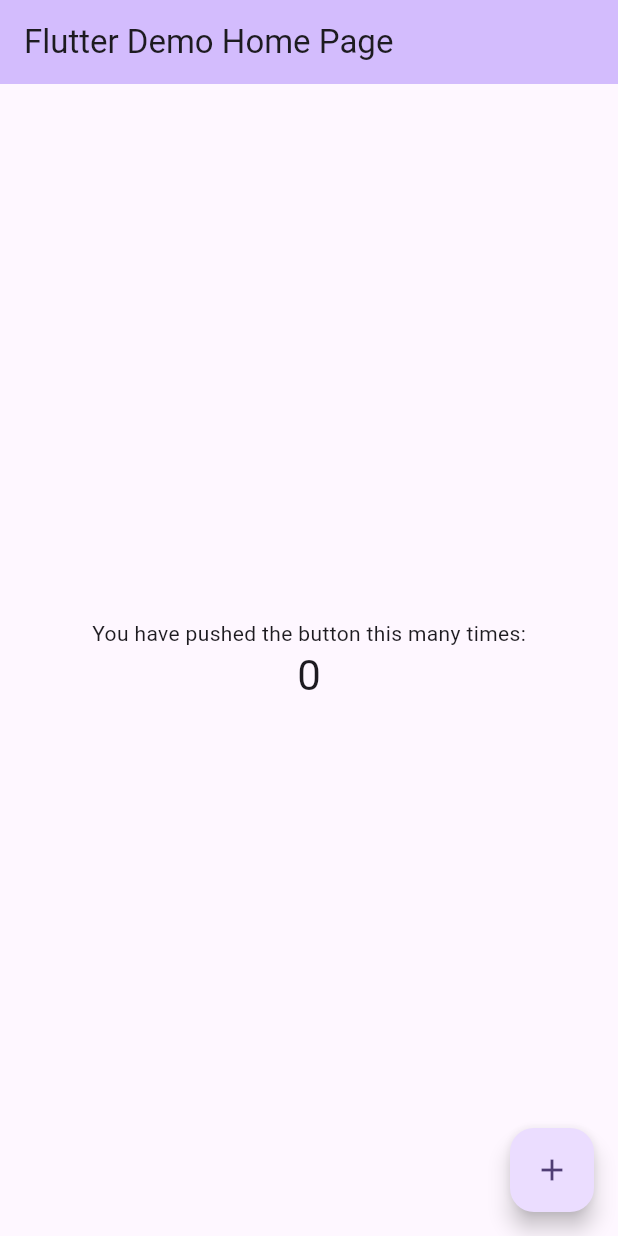
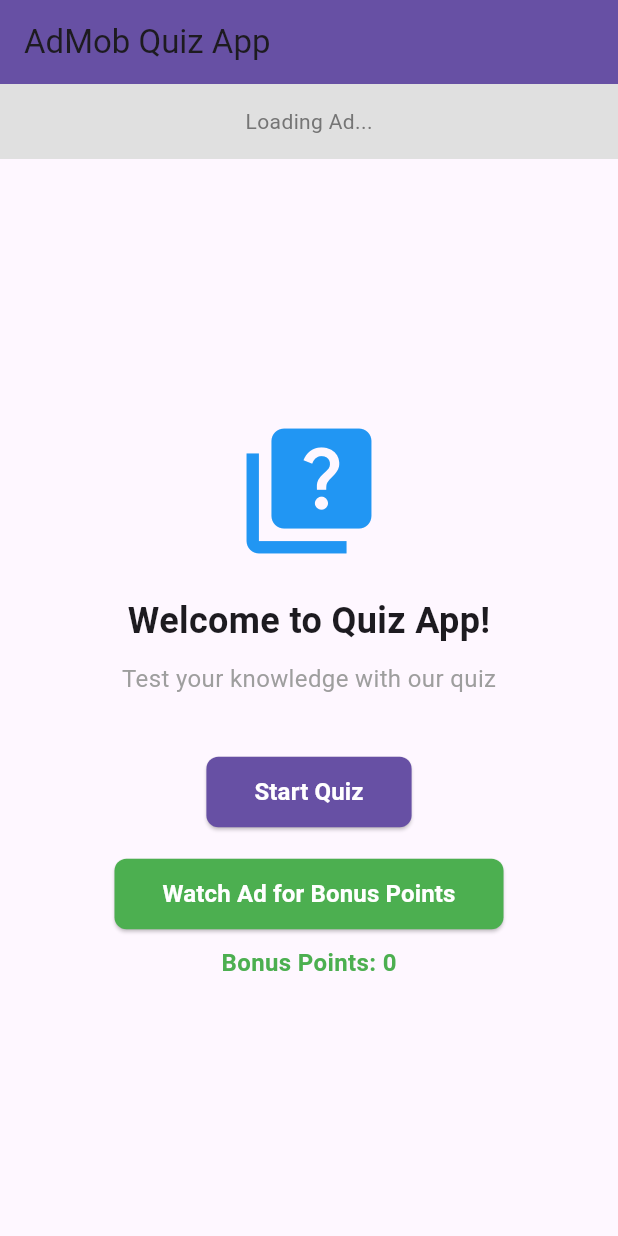
Before and after one commit to devameerhamxa/admob, a Flutter app: the screen it shows after launch, on a phone screen of 412 x 824 dp. Run offline on Flutter 3.47's test engine with Material 3 defaults, Android fonts, the phone set to English and light mode, and no system bars; our stand-ins replace google_mobile_ads; network calls fail.

Commit message:
code setup

```diff
--- a/lib/main.dart
+++ b/lib/main.dart
@@ -1,74 +1,37 @@
 // ignore_for_file: depend_on_referenced_packages
 
 import 'package:flutter/material.dart';
-import 'package:google_mobile_ads/google_mobile_ads.dart';
+import 'package:provider/provider.dart';
+import 'providers/quiz_provider.dart';
+import 'providers/ad_provider.dart';
+import 'screens/home_screen.dart';
+import 'services/ad_service.dart';
 
-void main() {
+void main() async {
   WidgetsFlutterBinding.ensureInitialized();
-  MobileAds.instance.initialize();
+  await AdService.initialize();
   runApp(const MyApp());
 }
 
 class MyApp extends StatelessWidget {
-  const MyApp({super.key});
-
-  // This widget is the root of your application.
-  @override
-  Widget build(BuildContext context) {
-    return MaterialApp(
-      title: 'Flutter Demo',
-      theme: ThemeData(
-        colorScheme: ColorScheme.fromSeed(seedColor: Colors.deepPurple),
-        useMaterial3: true,
-      ),
-      home: const MyHomePage(title: 'Flutter Demo Home Page'),
-    );
-  }
-}
-
-class MyHomePage extends StatefulWidget {
-  const MyHomePage({super.key, required this.title});
-
-  final String title;
-
-  @override
-  State<MyHomePage> createState() => _MyHomePageState();
-}
-
-class _MyHomePageState extends State<MyHomePage> {
-  int _counter = 0;
-
-  void _incrementCounter() {
-    setState(() {
-      _counter++;
-    });
-  }
+  const MyApp({Key? key}) : super(key: key);
 
   @override
   Widget build(BuildContext context) {
-    return Scaffold(
-      appBar: AppBar(
-        backgroundColor: Theme.of(context).colorScheme.inversePrimary,
-        title: Text(widget.title),
-      ),
-      body: Center(
-        child: Column(
-          mainAxisAlignment: MainAxisAlignment.center,
-          children: <Widget>[
-            const Text(
-              'You have pushed the button this many times:',
-            ),
-            Text(
-              '$_counter',
-              style: Theme.of(context).textTheme.headlineMedium,
-            ),
-          ],
+    return MultiProvider(
+      providers: [
+        ChangeNotifierProvider(create: (context) => QuizProvider()),
+        ChangeNotifierProvider(
+            create: (context) => AdProvider()..initializeAds()),
+      ],
+      child: MaterialApp(
+        title: 'AdMob Quiz App',
+        theme: ThemeData(
+          primarySwatch: Colors.blue,
+          visualDensity: VisualDensity.adaptivePlatformDensity,
         ),
-      ),
-      floatingActionButton: FloatingActionButton(
-        onPressed: _incrementCounter,
-        tooltip: 'Increment',
-        child: const Icon(Icons.add),
+        home: const HomeScreen(),
+        debugShowCheckedModeBanner: false,
       ),
     );
   }
--- a/lib/models/ad_state_model.dart
+++ b/lib/models/ad_state_model.dart
@@ -0,0 +1,33 @@
+enum AdLoadState {
+  loading,
+  loaded,
+  failed,
+}
+
+class AdState {
+  final AdLoadState bannerAdState;
+  final AdLoadState interstitialAdState;
+  final AdLoadState rewardedAdState;
+  final int rewardedAdPoints;
+
+  AdState({
+    this.bannerAdState = AdLoadState.loading,
+    this.interstitialAdState = AdLoadState.loading,
+    this.rewardedAdState = AdLoadState.loading,
+    this.rewardedAdPoints = 0,
+  });
+
+  AdState copyWith({
+    AdLoadState? bannerAdState,
+    AdLoadState? interstitialAdState,
+    AdLoadState? rewardedAdState,
+    int? rewardedAdPoints,
+  }) {
+    return AdState(
+      bannerAdState: bannerAdState ?? this.bannerAdState,
+      interstitialAdState: interstitialAdState ?? this.interstitialAdState,
+      rewardedAdState: rewardedAdState ?? this.rewardedAdState,
+      rewardedAdPoints: rewardedAdPoints ?? this.rewardedAdPoints,
+    );
+  }
+}
--- a/lib/models/question_model.dart
+++ b/lib/models/question_model.dart
@@ -0,0 +1,11 @@
+class Question {
+  final String question;
+  final List<String> options;
+  final int correctAnswerIndex;
+
+  Question({
+    required this.question,
+    required this.options,
+    required this.correctAnswerIndex,
+  });
+}
--- a/lib/providers/quiz_provider.dart
+++ b/lib/providers/quiz_provider.dart
@@ -0,0 +1,65 @@
+import 'package:flutter/foundation.dart';
+import 'package:flutter_admob/models/question_model.dart';
+
+class QuizProvider with ChangeNotifier {
+  int _currentQuestionIndex = 0;
+  int _score = 0;
+  bool _isQuizCompleted = false;
+
+  final List<Question> _questions = [
+    Question(
+      question: "What is the capital of France?",
+      options: ["London", "Berlin", "Paris", "Madrid"],
+      correctAnswerIndex: 2,
+    ),
+    Question(
+      question: "Which planet is known as the Red Planet?",
+      options: ["Venus", "Mars", "Jupiter", "Saturn"],
+      correctAnswerIndex: 1,
+    ),
+    Question(
+      question: "What is 2 + 2 - 8 * 6 / 8 ?",
+      options: ["3", "-2", "5", "-6"],
+      correctAnswerIndex: 1,
+    ),
+    Question(
+      question: "Who painted the Mona Lisa?",
+      options: ["Van Gogh", "Picasso", "Da Vinci", "Monet"],
+      correctAnswerIndex: 2,
+    ),
+    Question(
+      question: "What is the largest ocean on Earth?",
+      options: ["Atlantic", "Indian", "Arctic", "Pacific"],
+      correctAnswerIndex: 3,
+    ),
+  ];
+
+  // Getters
+  int get currentQuestionIndex => _currentQuestionIndex;
+  int get score => _score;
+  bool get isQuizCompleted => _isQuizCompleted;
+  List<Question> get questions => _questions;
+  Question get currentQuestion => _questions[_currentQuestionIndex];
+  int get totalQuestions => _questions.length;
+
+  void answerQuestion(int selectedIndex) {
+    if (selectedIndex == currentQuestion.correctAnswerIndex) {
+      _score++;
+    }
+
+    if (_currentQuestionIndex < _questions.length - 1) {
+      _currentQuestionIndex++;
+    } else {
+      _isQuizCompleted = true;
+    }
+
+    notifyListeners();
+  }
+
+  void resetQuiz() {
+    _currentQuestionIndex = 0;
+    _score = 0;
+    _isQuizCompleted = false;
+    notifyListeners();
+  }
+}
--- a/lib/screens/home_screen.dart
+++ b/lib/screens/home_screen.dart
@@ -0,0 +1,93 @@
+// ignore_for_file: depend_on_referenced_packages
+
+import 'package:flutter/material.dart';
+import 'package:provider/provider.dart';
+import '../providers/ad_provider.dart';
+import '../providers/quiz_provider.dart';
+import '../widgets/banner_ad_widget.dart';
+import '../widgets/custom_button.dart';
+import 'quiz_screen.dart';
+
+class HomeScreen extends StatelessWidget {
+  const HomeScreen({Key? key}) : super(key: key);
+
+  @override
+  Widget build(BuildContext context) {
+    return Scaffold(
+      appBar: AppBar(
+        title: const Text('AdMob Quiz App'),
+        backgroundColor: Theme.of(context).primaryColor,
+      ),
+      body: Column(
+        children: [
+          const BannerAdWidget(),
+          Expanded(
+            child: Center(
+              child: Column(
+                mainAxisAlignment: MainAxisAlignment.center,
+                children: [
+                  const Icon(
+                    Icons.quiz,
+                    size: 100,
+                    color: Colors.blue,
+                  ),
+                  const SizedBox(height: 20),
+                  const Text(
+                    'Welcome to Quiz App!',
+                    style: TextStyle(
+                      fontSize: 24,
+                      fontWeight: FontWeight.bold,
+                    ),
+                  ),
+                  const SizedBox(height: 10),
+                  const Text(
+                    'Test your knowledge with our quiz',
+                    style: TextStyle(fontSize: 16, color: Colors.grey),
+                  ),
+                  const SizedBox(height: 40),
+                  CustomButton(
+                    text: 'Start Quiz',
+                    onPressed: () {
+                      context.read<QuizProvider>().resetQuiz();
+                      Navigator.push(
+                        context,
+                        MaterialPageRoute(
+                          builder: (context) => const QuizScreen(),
+                        ),
+                      );
+                    },
+                  ),
+                  const SizedBox(height: 20),
+                  Consumer<AdProvider>(
+                    builder: (context, adProvider, child) {
+                      return Column(
+                        children: [
+                          CustomButton(
+                            text: 'Watch Ad for Bonus Points',
+                            onPressed: () {
+                              adProvider.showRewardedAd();
+                            },
+                            backgroundColor: Colors.green,
+                          ),
+                          const SizedBox(height: 10),
+                          Text(
+                            'Bonus Points: ${adProvider.adState.rewardedAdPoints}',
+                            style: const TextStyle(
+                              fontSize: 16,
+                              fontWeight: FontWeight.bold,
+                              color: Colors.green,
+                            ),
+                          ),
+                        ],
+                      );
+                    },
+                  ),
+                ],
+              ),
+            ),
+          ),
+        ],
+      ),
+    );
+  }
+}
--- a/lib/services/ad_service.dart
+++ b/lib/services/ad_service.dart
@@ -0,0 +1,57 @@
+import 'package:google_mobile_ads/google_mobile_ads.dart';
+
+class AdService {
+  // Test Ad Unit IDs (replace with your actual IDs in production)
+  static const String bannerAdUnitId = 'ca-app-pub-3940256099942544/6300978111';
+  static const String interstitialAdUnitId =
+      'ca-app-pub-3940256099942544/1033173712';
+  static const String rewardedAdUnitId =
+      'ca-app-pub-3940256099942544/5224354917';
+
+  static Future<void> initialize() async {
+    await MobileAds.instance.initialize();
+  }
+
+  static BannerAd createBannerAd({
+    required Function(Ad) onAdLoaded,
+    required Function(Ad, LoadAdError) onAdFailedToLoad,
+  }) {
+    return BannerAd(
+      adUnitId: bannerAdUnitId,
+      size: AdSize.banner,
+      request: const AdRequest(),
+      listener: BannerAdListener(
+        onAdLoaded: onAdLoaded,
+        onAdFailedToLoad: onAdFailedToLoad,
+      ),
+    );
+  }
+
+  static void loadInterstitialAd({
+    required Function(InterstitialAd) onAdLoaded,
+    required Function(LoadAdError) onAdFailedToLoad,
+  }) {
+    InterstitialAd.load(
+      adUnitId: interstitialAdUnitId,
+      request: const AdRequest(),
+      adLoadCallback: InterstitialAdLoadCallback(
+        onAdLoaded: onAdLoaded,
+        onAdFailedToLoad: onAdFailedToLoad,
+      ),
+    );
+  }
+
+  static void loadRewardedAd({
+    required Function(RewardedAd) onAdLoaded,
+    required Function(LoadAdError) onAdFailedToLoad,
+  }) {
+    RewardedAd.load(
+      adUnitId: rewardedAdUnitId,
+      request: const AdRequest(),
+      rewardedAdLoadCallback: RewardedAdLoadCallback(
+        onAdLoaded: onAdLoaded,
+        onAdFailedToLoad: onAdFailedToLoad,
+      ),
+    );
+  }
+}
--- a/lib/widgets/banner_ad_widget.dart
+++ b/lib/widgets/banner_ad_widget.dart
@@ -0,0 +1,38 @@
+// ignore_for_file: depend_on_referenced_packages
+
+import 'package:flutter/material.dart';
+import 'package:flutter_admob/models/ad_state_model.dart';
+import 'package:provider/provider.dart';
+import 'package:google_mobile_ads/google_mobile_ads.dart';
+import '../providers/ad_provider.dart';
+
+class BannerAdWidget extends StatelessWidget {
+  const BannerAdWidget({Key? key}) : super(key: key);
+
+  @override
+  Widget build(BuildContext context) {
+    return Consumer<AdProvider>(
+      builder: (context, adProvider, child) {
+        if (adProvider.adState.bannerAdState == AdLoadState.loaded &&
+            adProvider.bannerAd != null) {
+          return SizedBox(
+            height: 50,
+            child: AdWidget(ad: adProvider.bannerAd!),
+          );
+        }
+        return Container(
+          height: 50,
+          color: Colors.grey[300],
+          child: Center(
+            child: Text(
+              adProvider.adState.bannerAdState == AdLoadState.loading
+                  ? 'Loading Ad...'
+                  : 'Ad Failed to Load',
+              style: TextStyle(color: Colors.grey[600]),
+            ),
+          ),
+        );
+      },
+    );
+  }
+}
--- a/lib/widgets/custom_button.dart
+++ b/lib/widgets/custom_button.dart
@@ -0,0 +1,35 @@
+import 'package:flutter/material.dart';
+
+class CustomButton extends StatelessWidget {
+  final String text;
+  final VoidCallback onPressed;
+  final Color? backgroundColor;
+  final Color? textColor;
+
+  const CustomButton({
+    Key? key,
+    required this.text,
+    required this.onPressed,
+    this.backgroundColor,
+    this.textColor,
+  }) : super(key: key);
+
+  @override
+  Widget build(BuildContext context) {
+    return ElevatedButton(
+      onPressed: onPressed,
+      style: ElevatedButton.styleFrom(
+        backgroundColor: backgroundColor ?? Theme.of(context).primaryColor,
+        foregroundColor: textColor ?? Colors.white,
+        padding: const EdgeInsets.symmetric(horizontal: 32, vertical: 12),
+        shape: RoundedRectangleBorder(
+          borderRadius: BorderRadius.circular(8),
+        ),
+      ),
+      child: Text(
+        text,
+        style: const TextStyle(fontSize: 16, fontWeight: FontWeight.bold),
+      ),
+    );
+  }
+}
```
Also changed, not shown: lib/providers/ad_provider.dart (+100 -0 lines), lib/screens/quiz_screen.dart (+105 -0 lines), lib/screens/result_screen.dart (+127 -0 lines).
